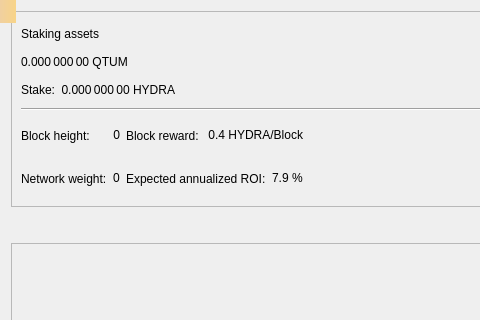
First picture: the form in src/qt/forms/stakepage.ui, repository Hydra-Chain/node, before the edit; both pictures show x 0 to 480 and y 0 to 320 of the 744 by 450 pixel window.
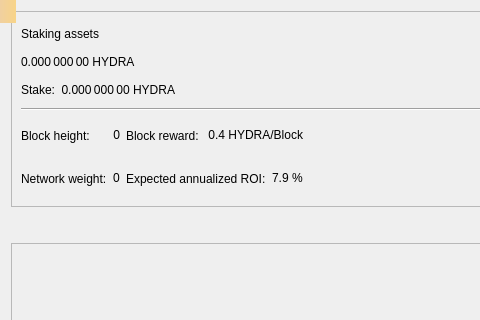
Second picture: the form after the edit. Custom widgets are drawn as their Qt base class.

```diff
--- a/src/qt/forms/stakepage.ui
+++ b/src/qt/forms/stakepage.ui
@@ -47,7 +47,7 @@
                                             <string>Your current spendable balance</string>
                                         </property>
                                         <property name="text">
-                                            <string notr="true">0.000 000 00 QTUM</string>
+                                            <string notr="true">0.000 000 00 HYDRA</string>
                                         </property>
                                         <property name="textInteractionFlags">
                                             <set>Qt::LinksAccessibleByMouse|Qt::TextSelectableByKeyboard|Qt::TextSelectableByMouse</set>
```
